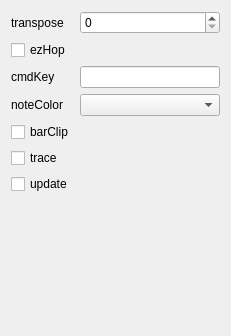
Above: pcheetah/dlgcfg.ui from Stephen-Hazel/PianoCheetah before the change. Below: the same form after it.
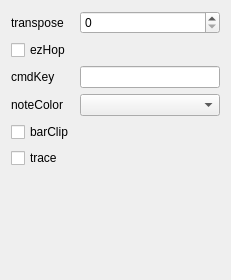
That is the form after the change.

```diff
--- a/pcheetah/dlgcfg.ui
+++ b/pcheetah/dlgcfg.ui
@@ -7,7 +7,7 @@
     <x>0</x>
     <y>0</y>
     <width>231</width>
-    <height>336</height>
+    <height>280</height>
    </rect>
   </property>
   <property name="windowTitle">
@@ -68,13 +68,6 @@
      </property>
     </widget>
    </item>
-   <item row="6" column="0">
-    <widget class="QCheckBox" name="upd">
-     <property name="text">
-      <string>update</string>
-     </property>
-    </widget>
-   </item>
   </layout>
  </widget>
  <resources/>
```
Left out of the diff: 24 changed lines with no effect on the pictures.
